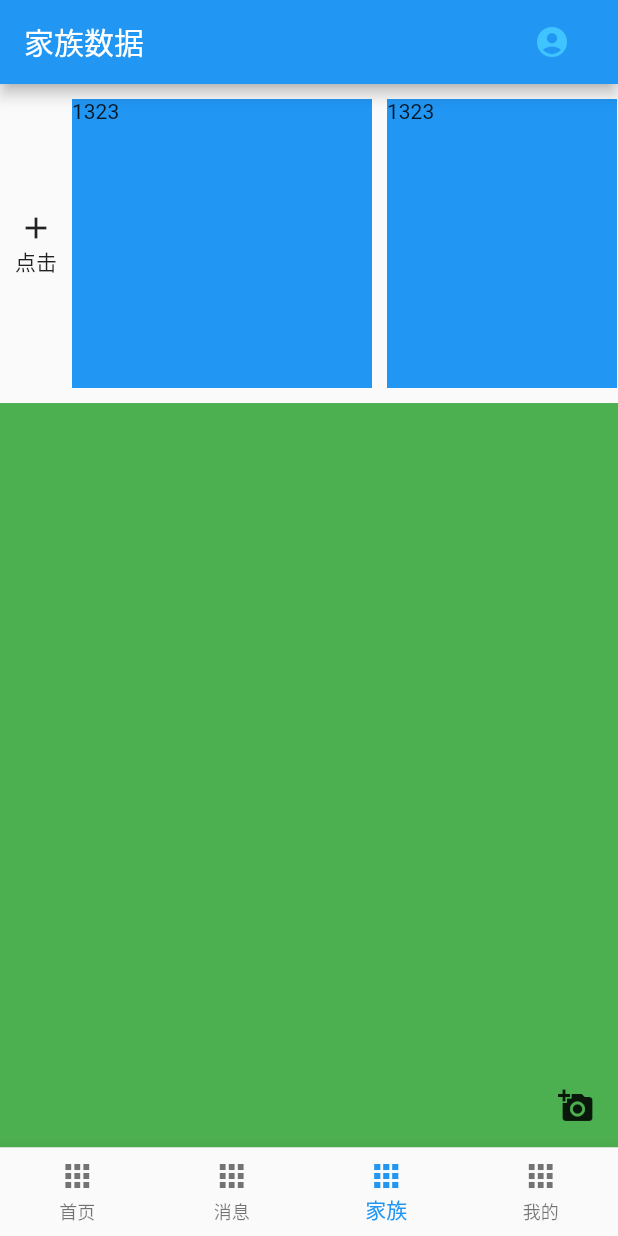
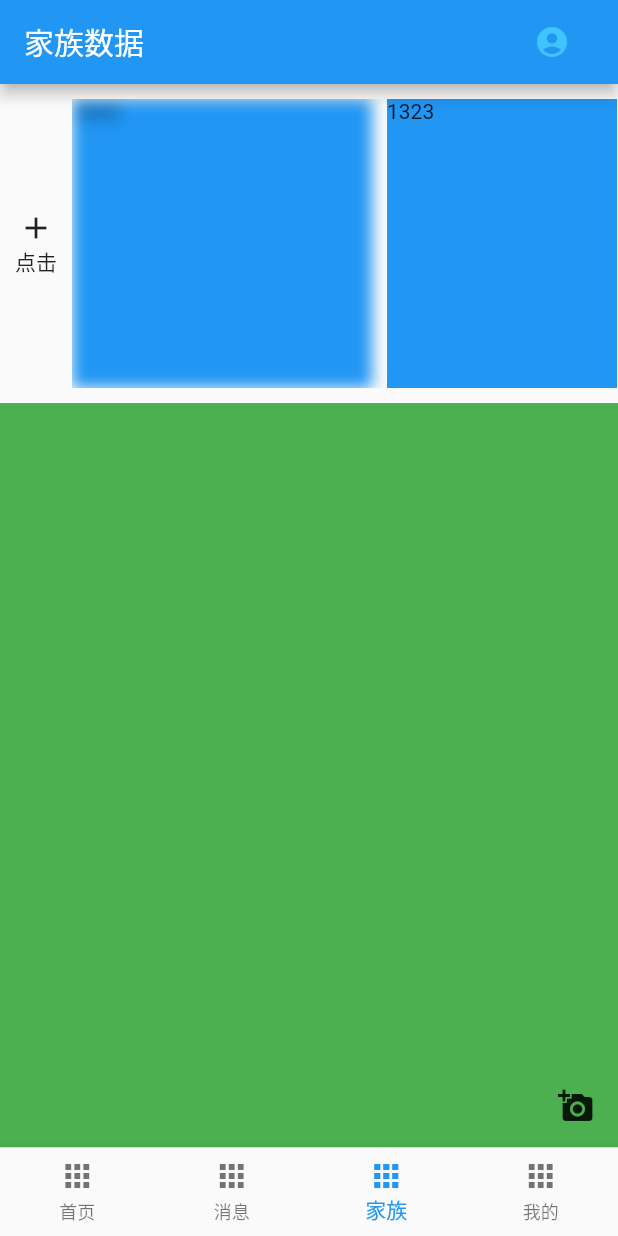
Before and after one commit to Linsugar/family_app, a Flutter app: the screen it shows after launch, item 3 of the bottom bar chosen, on a phone screen of 412 x 824 dp. Run offline on Flutter 3.47's test engine with Material 2 defaults, Android fonts, the phone set to English and light mode, and no system bars; our stand-ins replace dio, fluro, flutter_swiper; network calls fail; statements that could not run were skipped.

Commit message:
修改了登录跳转到注册页面

```diff
--- a/lib/pages/family/FamilyData.dart
+++ b/lib/pages/family/FamilyData.dart
@@ -1,3 +1,4 @@
+import 'dart:ui';
 import 'package:flutter/cupertino.dart';
 import 'package:flutter/material.dart';
 
@@ -35,7 +36,7 @@ class FamilyState extends State<Family>{
                 child: ListView.separated(scrollDirection: Axis.horizontal,itemCount: 20,separatorBuilder: (context,index){
                   return SizedBox(width: 10,);
                 },itemBuilder: (context,index){
-                    return Container(width: 200,height: 100,color: Colors.blue,child: Text("1323"),);
+                    return BackdropFilter(filter: ImageFilter.blur(sigmaX: 5.0,sigmaY: 5.0),child: Container(width: 200,height: 100,color: Colors.blue,child: Text("1323"),));
                 },),
               ),)
               ],
--- a/lib/pages/login/login.dart
+++ b/lib/pages/login/login.dart
@@ -1,3 +1,4 @@
+import 'package:familyapp/routes/application.dart';
 import 'package:flutter/cupertino.dart';
 import 'package:flutter/material.dart';
 
@@ -32,7 +33,9 @@ class Login extends StatelessWidget{
                   mainAxisAlignment: MainAxisAlignment.spaceBetween,
                   children: [
                  Text("登录界面"),
-                 Container(width: _size.width/2 ,child: RaisedButton(onPressed: (){},child: Text("登录"),color: Colors.red,)),
+                 Container(width: _size.width/2 ,child: RaisedButton(onPressed: (){
+                   Application.router.navigateTo(context, '/register');
+                 },child: Text("登录"),color: Colors.red,)),
                  Row(mainAxisAlignment: MainAxisAlignment.center,children: [
                         Container(width: _size.width/5,height: 1,color: Colors.white,),
                         Text("GIF"),
--- a/lib/routes/route.dart
+++ b/lib/routes/route.dart
@@ -3,6 +3,7 @@ import 'package:flutter/material.dart';
 import 'routehander.dart';
 class Routes{
   static String chatchild = '/chatchild';
+  static String register = '/register';
 
   static void configureRoutes(FluroRouter router){
     router.notFoundHandler = Handler(
@@ -12,6 +13,7 @@ class Routes{
       }
     );
     router.define(chatchild, handler: chatchildHander);
+    router.define(register, handler: registerHander);
   }
 
 }
--- a/lib/routes/routehander.dart
+++ b/lib/routes/routehander.dart
@@ -1,4 +1,5 @@
 import 'package:familyapp/pages/chat/Chatchild.dart';
+import 'package:familyapp/pages/login/register.dart';
 import 'package:fluro/fluro.dart';
 import 'package:flutter/material.dart';
 import '';
@@ -9,3 +10,9 @@ Handler chatchildHander = Handler(
     return chatChild();
   }
 );
+
+Handler registerHander = Handler(
+  handlerFunc: (BuildContext context,Map<String, List<String>> parameters){
+    return Regitser();
+  }
+);
```
